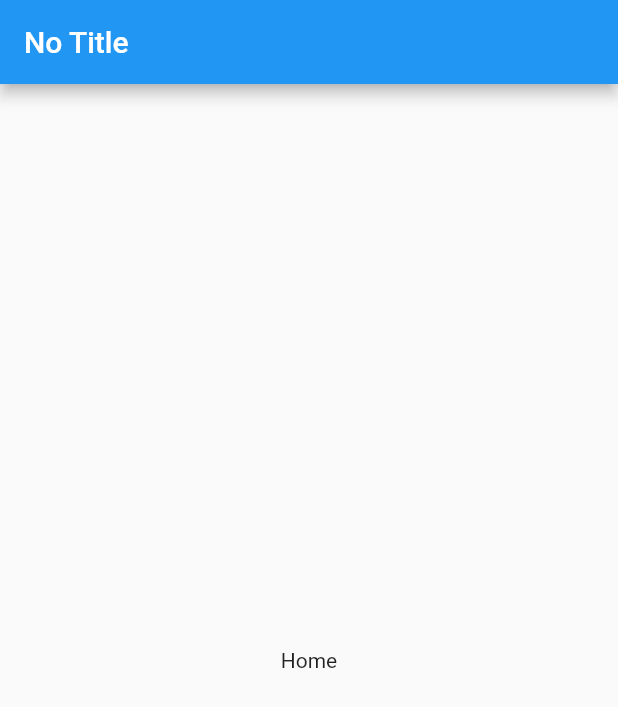
After one commit to yenhachi8/gorouter_test, a Flutter app: the screen it shows after launch, on a phone screen of 412 x 824 dp. The commit adds this screen. Shown: the top 707 px of the screen. Run offline on Flutter 3.47's test engine with Material 2 defaults, Android fonts, the phone set to English and light mode, and no system bars; our stand-ins replace go_router.

Commit message:
my test init

```diff
--- /dev/null
+++ b/lib/app_lib.dart
@@ -0,0 +1 @@
+export 'package:flutter/material.dart';
--- a/lib/page2.dart
+++ b/lib/base_example/page2.dart
@@ -16,7 +16,7 @@ class _Page2State extends State<Page2> {
           child: TextButton(
         child: Text('2'),
         onPressed: () {
-          context.push('/page2/page3');
+          context.go('/page2/page3');
         },
       )),
     );
--- a/lib/page3.dart
+++ b/lib/base_example/page3.dart
@@ -16,7 +16,7 @@ class _Page3State extends State<Page3> {
           child: TextButton(
         child: Text('3'),
         onPressed: () {
-          context.go('/page2/page4');
+          context.go('/page2/page3/page4');
         },
       )),
     );
--- /dev/null
+++ b/lib/base_example/router.dart
@@ -0,0 +1,46 @@
+import 'package:flutter/material.dart';
+import 'package:go_router/go_router.dart';
+import 'package:go_router_test/base_example/page2.dart';
+import 'package:go_router_test/base_example/page3.dart';
+import 'package:go_router_test/base_example/page5.dart';
+import 'package:go_router_test/main_base_exmaple.dart';
+
+import 'page4.dart';
+
+GoRouter router = GoRouter(
+  initialLocation: '/',
+  routes: <RouteBase>[
+    ShellRoute(
+      builder: (BuildContext context, GoRouterState state, child) {
+        return const MyHomePage(
+          title: 'home',
+        );
+      },
+      routes: [
+        GoRoute(
+          path: '/',
+          builder: (context, state) => const Page5(),
+        ),
+      ],
+    ),
+    GoRoute(
+      path: '/page2/:id/:list',
+      builder: (context, state) {
+        print('aaa ${state.path}');
+        print(state.pathParameters);
+        print(state.extra);
+        return const Page2();
+      },
+      routes: [
+        GoRoute(
+          path: 'page3',
+          builder: (context, state) => const Page3(),
+        ),
+        GoRoute(
+          path: 'page4',
+          builder: (context, state) => const Page4(),
+        ),
+      ],
+    ),
+  ],
+);
--- a/lib/main.dart
+++ b/lib/main.dart
@@ -1,132 +1,34 @@
-import 'package:flutter/material.dart';
+import 'package:go_router_test/my_test/home.dart';
+
+import 'app_lib.dart';
 import 'package:go_router/go_router.dart';
-import 'package:go_router_test/page2.dart';
-import 'package:go_router_test/page3.dart';
-import 'package:go_router_test/page4.dart';
 
-void main() {
-  runApp(MyApp());
-}
+void main() => runApp(const GoRouterTest());
 
-class MyApp extends StatelessWidget {
-  MyApp({super.key});
+class GoRouterTest extends StatelessWidget {
+  const GoRouterTest({super.key});
 
-  final GoRouter _router = GoRouter(
-    initialLocation: '/',
-    routes: <RouteBase>[
-      ShellRoute(
-        builder: (BuildContext context, GoRouterState state, child) {
-          return const MyHomePage(
-            title: 'home',
-          );
-        },
-        routes: [
-          GoRoute(
-            path: '/',
-            builder: (context, state) => const MyHomePage(
-              title: '/',
-            ),
-          ),
-        ],
-      ),
-      GoRoute(
-        path: '/page2',
-        builder: (context, state) => const Page2(),
-        routes: [
-          GoRoute(
-            path: 'page3',
-            builder: (context, state) => const Page3(),
-          ),
-          GoRoute(
-            path: 'page4',
-            builder: (context, state) => const Page4(),
-          ),
-        ],
-      ),
-    ],
-  );
   @override
   Widget build(BuildContext context) {
     return MaterialApp.router(
-      routerConfig: _router,
+      routerConfig: router,
     );
   }
 }
 
-class MyHomePage extends StatefulWidget {
-  const MyHomePage({super.key, required this.title});
+final GoRouter router = GoRouter(
+  routes: [
+    GoRoute(
+      path: MyRoutes.home,
+      builder: (context, state) {
+        final fullPath = state.fullPath;
+        print('full path= ${fullPath}');
+        return HomeScreen();
+      },
+    )
+  ],
+);
 
-  // This widget is the home page of your application. It is stateful, meaning
-  // that it has a State object (defined below) that contains fields that affect
-  // how it looks.
-
-  // This class is the configuration for the state. It holds the values (in this
-  // case the title) provided by the parent (in this case the App widget) and
-  // used by the build method of the State. Fields in a Widget subclass are
-  // always marked "final".
-
-  final String title;
-
-  @override
-  State<MyHomePage> createState() => _MyHomePageState();
+class MyRoutes {
+  static const String home = '/';
 }
-
-class _MyHomePageState extends State<MyHomePage> {
-  int _counter = 0;
-
-  void _incrementCounter() {
-    context.go('/page2/page3');
-  }
-
-  @override
-  Widget build(BuildContext context) {
-    // This method is rerun every time setState is called, for instance as done
-    // by the _incrementCounter method above.
-    //
-    // The Flutter framework has been optimized to make rerunning build methods
-    // fast, so that you can just rebuild anything that needs updating rather
-    // than having to individually change instances of widgets.
-    return Scaffold(
-      appBar: AppBar(
-        // Here we take the value from the MyHomePage object that was created by
-        // the App.build method, and use it to set our appbar title.
-        title: Text(widget.title),
-      ),
-      body: Center(
-        // Center is a layout widget. It takes a single child and positions it
-        // in the middle of the parent.
-        child: Column(
-          // Column is also a layout widget. It takes a list of children and
-          // arranges them vertically. By default, it sizes itself to fit its
-          // children horizontally, and tries to be as tall as its parent.
-          //
-          // Invoke "debug painting" (press "p" in the console, choose the
-          // "Toggle Debug Paint" action from the Flutter Inspector in Android
-          // Studio, or the "Toggle Debug Paint" command in Visual Studio Code)
-          // to see the wireframe for each widget.
-          //
-          // Column has various properties to control how it sizes itself and
-          // how it positions its children. Here we use mainAxisAlignment to
-          // center the children vertically; the main axis here is the vertical
-          // axis because Columns are vertical (the cross axis would be
-          // horizontal).
-          mainAxisAlignment: MainAxisAlignment.center,
-          children: <Widget>[
-            const Text(
-              'You have pushed the button this many times:',
-            ),
-            Text(
-              '$_counter',
-              style: Theme.of(context).textTheme.headlineMedium,
-            ),
-          ],
-        ),
-      ),
-      floatingActionButton: FloatingActionButton(
-        onPressed: _incrementCounter,
-        tooltip: 'Increment',
-        child: const Icon(Icons.add),
-      ), // This trailing comma makes auto-formatting nicer for build methods.
-    );
-  }
-}
--- /dev/null
+++ b/lib/my_test/home.dart
@@ -0,0 +1,18 @@
+import 'package:go_router_test/app_lib.dart';
+
+class HomeScreen extends StatefulWidget {
+  HomeScreen({super.key, this.title});
+  String? title;
+  @override
+  State<HomeScreen> createState() => _HomeScreenState();
+}
+
+class _HomeScreenState extends State<HomeScreen> {
+  @override
+  Widget build(BuildContext context) {
+    return Scaffold(
+      appBar: AppBar(title: Text(widget.title ?? 'No Title')),
+      body: Center(child: Text('Home')),
+    );
+  }
+}
```
Also changed, not shown: lib/base_example/page5.dart (added, +17 -0 lines), lib/main_base_exmaple.dart (added, +63 -0 lines), lib/main_compare_go_push.dart (added, +157 -0 lines), lib/base_example/page4.dart (renamed from lib/page4.dart), 3 other files.
